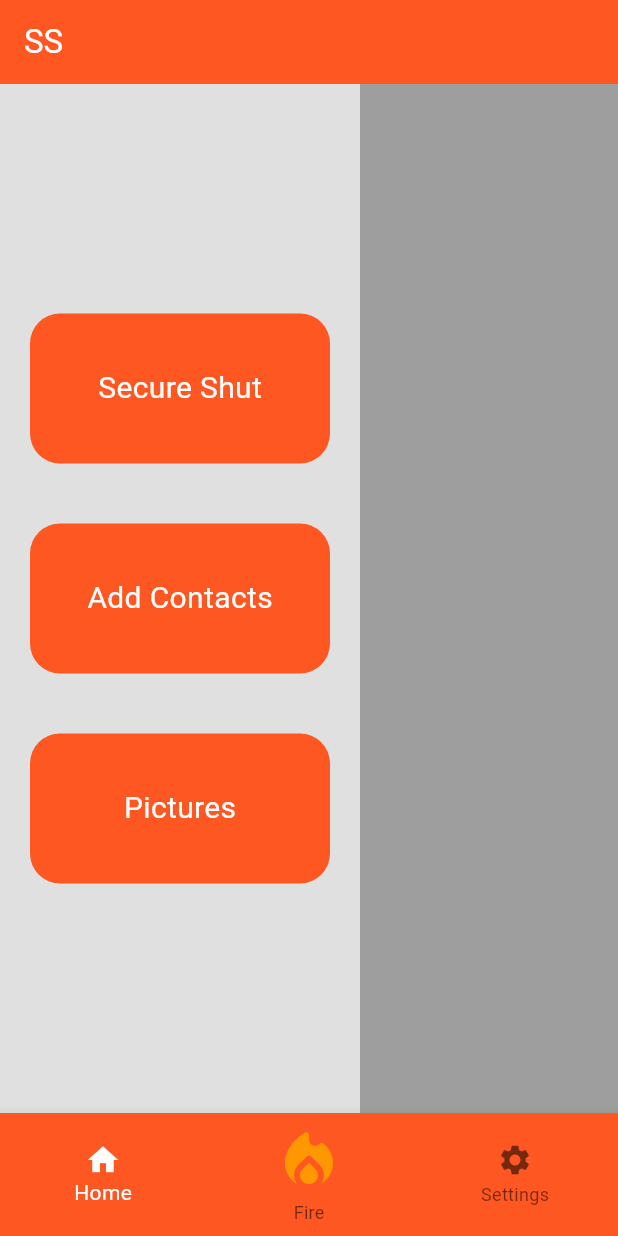
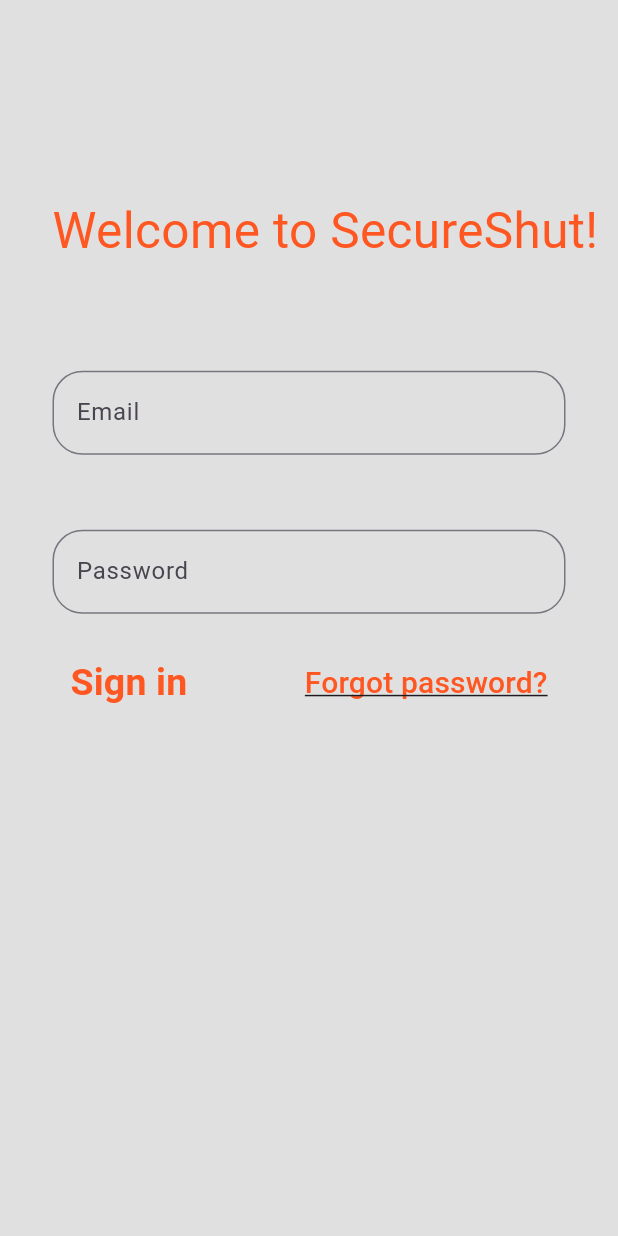
Before and after one commit to Himeshkoli8523/secureshut, a Flutter app: the screen it shows after launch, on a phone screen of 412 x 824 dp. Run offline on Flutter 3.47's test engine with Material 3 defaults, Android fonts, the phone set to English and light mode, and no system bars.

Commit message:
added login adn signup page

```diff
--- a/lib/home_page.dart
+++ b/lib/home_page.dart
@@ -60,8 +60,7 @@
       );
     } catch (e) {
       // Handle any potential errors during widget build
-      print('Error during widget build: $e');
-      return Scaffold(
+      return const Scaffold(
         body: Center(
           child: Text('Error occurred. Please try again.'),
         ),
@@ -71,7 +70,7 @@
 
   Widget _buildOptionContainer(String text) {
     return Container(
-      margin: EdgeInsets.all(20),
+      margin: const EdgeInsets.all(20),
       width: 200,
       height: 100,
       decoration: BoxDecoration(
@@ -81,7 +80,7 @@
       child: Center(
         child: Text(
           text,
-          style: TextStyle(
+          style: const TextStyle(
             color: Colors.white,
             fontSize: 20,
           ),
--- /dev/null
+++ b/lib/login_page.dart
@@ -0,0 +1,100 @@
+import 'package:flutter/material.dart';
+
+class Mylogin extends StatefulWidget {
+  const Mylogin({Key? key}) : super(key: key);
+
+  @override
+  State<Mylogin> createState() => _MyloginState();
+}
+
+class _MyloginState extends State<Mylogin> {
+  @override
+  Widget build(BuildContext context) {
+    return Scaffold(
+      backgroundColor: Colors.grey[300], // Set background color to gray
+      body: Stack(
+        children: [
+          Container(
+            padding: const EdgeInsets.only(left: 35, top: 130),
+            child: const Text(
+              'Welcome to SecureShut!',
+              style: TextStyle(color: Colors.deepOrange, fontSize: 33),
+              textAlign: TextAlign.center,
+            ),
+          ),
+          Container(
+            padding: EdgeInsets.only(top: MediaQuery.of(context).size.height * 0.3, right: 35, left: 35),
+            child: Align(
+              alignment: Alignment.centerLeft, // Align content to the left
+              child: Column(
+                crossAxisAlignment: CrossAxisAlignment.start,
+                children: [
+                  TextField(
+                    decoration: InputDecoration(
+                      fillColor: Colors.white, // Set text field background color to white
+                      hintText: 'Email',
+                      border: OutlineInputBorder(
+                        borderRadius: BorderRadius.circular(20),
+                      ),
+                      focusedBorder: OutlineInputBorder(
+                        borderSide: const BorderSide(color: Colors.deepOrange), // Set focused border color to orange
+                        borderRadius: BorderRadius.circular(20),
+                      ),
+                    ),
+                  ),
+                  const SizedBox(height: 50),
+                  TextField(
+                    obscureText: true,
+                    decoration: InputDecoration(
+                      fillColor: Colors.white, // Set text field background color to white
+                      hintText: 'Password',
+                      border: OutlineInputBorder(
+                        borderRadius: BorderRadius.circular(20),
+                      ),
+                      focusedBorder: OutlineInputBorder(
+                        borderSide: const BorderSide(color: Colors.deepOrange), // Set focused border color to orange
+                        borderRadius: BorderRadius.circular(20),
+                      ),
+                    ),
+                  ),
+                  const SizedBox(height: 20),
+                  Row(
+                    mainAxisAlignment: MainAxisAlignment.spaceBetween, // Align items to the ends
+                    children: [
+                      TextButton(
+                        onPressed: () {
+                          // Add sign-in logic here
+                        },
+                        child: Text(
+                          'Sign in',
+                          style: TextStyle(
+                            color: Colors.deepOrange,
+                            fontSize: 25,
+                            fontWeight: FontWeight.bold,
+                          ),
+                        ),
+                      ),
+                      TextButton(
+                        onPressed: () {
+                          // Add forgot password logic here
+                        },
+                        child: Text(
+                          'Forgot password?',
+                          style: TextStyle(
+                            color: Colors.deepOrange,
+                            fontSize: 20,
+                            decoration: TextDecoration.underline,
+                          ),
+                        ),
+                      ),
+                    ],
+                  ),
+                ],
+              ),
+            ),
+          ),
+        ],
+      ),
+    );
+  }
+}
--- a/lib/main.dart
+++ b/lib/main.dart
@@ -1,5 +1,7 @@
 import 'package:flutter/material.dart';
 import 'package:secureshut/home_page.dart';
+import 'package:secureshut/login_page.dart';
+import 'package:secureshut/signup_page.dart';
 void main() {
   runApp(const MyApp());
 }
@@ -23,7 +25,17 @@
           selectedItemColor: Colors.white,
         ),
       ),
-      home: const MyHomePage(title: 'SS'),
+      // Define routes
+      debugShowCheckedModeBanner: false,
+      initialRoute: 'login_page',
+      routes: {
+        'login_page':(context) => const Mylogin() ,
+        // Add other routes here if needed
+        'signup_page':(context) => const Mysign_up(),
+      },
+      // Use initialRoute or home to specify the initial route
+      // initialRoute: '/',
+      // home: MyHomePage(title: 'SS'),
     );
   }
 }
```
